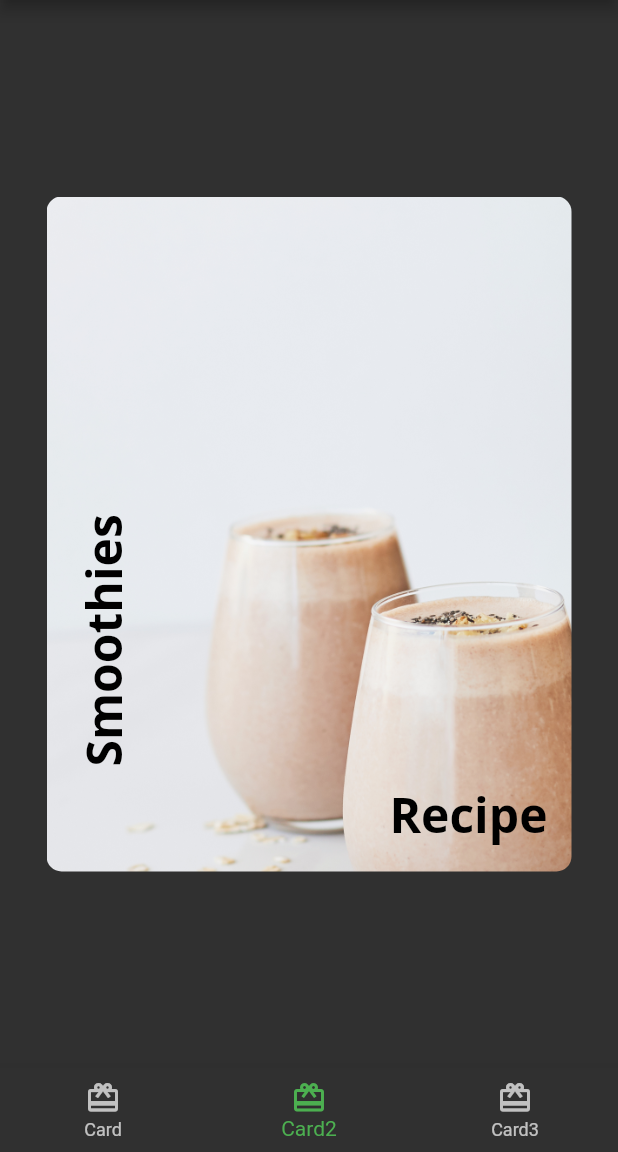
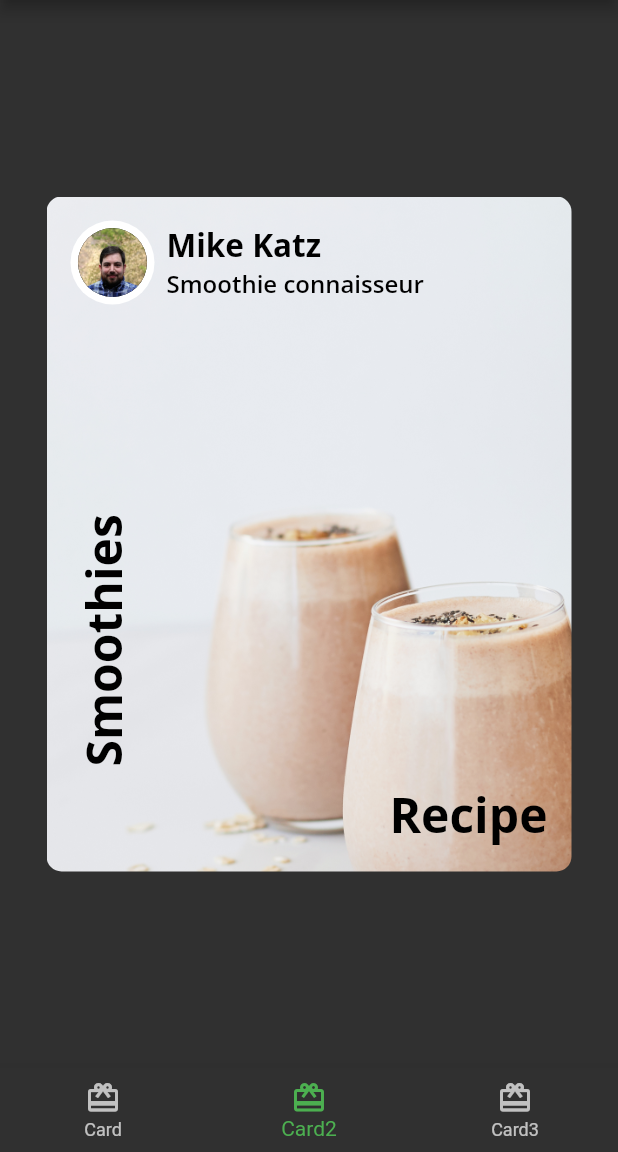
Before and after one commit to hramaroson/fooderlich, a Flutter app: the screen it shows after launch, item 2 of the bottom bar chosen, on a phone screen of 412 x 824 dp, the part 84-1236 px from its top. Run offline on Flutter 3.47's test engine with Material 2 defaults, Android fonts, the phone set to English and light mode, and no system bars; our stand-ins replace google_fonts.

Commit message:
Add AuthorCard

```diff
--- /dev/null
+++ b/lib/author_card.dart
@@ -0,0 +1,46 @@
+import 'package:flutter/material.dart';
+import 'package:fooderlich/fooderlich_theme.dart';
+import 'package:fooderlich/circle_image.dart';
+
+class AuthorCard extends StatelessWidget{
+  final String authorName;
+  final String title;
+  final ImageProvider? imageProvider;
+
+  const AuthorCard({
+    super.key,
+    required this.authorName,
+    required this.title,
+    this.imageProvider
+  });
+
+  @override
+  Widget build(BuildContext context) {
+    return Container(
+      padding: const EdgeInsets.all(16),
+      child: Row(
+        children: [
+          CircleImage(
+            imageRadius: 28,
+            imageProvider: imageProvider,
+          ),
+          const SizedBox(width: 8),
+          Column(
+            crossAxisAlignment: CrossAxisAlignment.start,
+            children:[
+              Text(
+                authorName,
+                style: FooderlichTheme.lightTextTheme.headline2
+              ),
+              Text(
+                title,
+                style: FooderlichTheme.lightTextTheme.headline3
+              )
+            ]
+          )
+        ],
+      )
+
+    );
+  }
+}
--- a/lib/card2.dart
+++ b/lib/card2.dart
@@ -1,5 +1,6 @@
 import "package:flutter/material.dart";
 import 'package:fooderlich/fooderlich_theme.dart';
+import 'package:fooderlich/author_card.dart';
 
 class Card2 extends StatelessWidget {
   const Card2({super.key});
@@ -23,6 +24,11 @@ class Card2 extends StatelessWidget {
               ),
               child: Column(
                 children: [
+                  const AuthorCard(
+                    authorName: "Mike Katz",
+                    title: "Smoothie connaisseur",
+                    imageProvider: AssetImage("assets/author_katz.jpeg"),
+                  ),
                   Expanded(
                     child:Stack(
                       children: [
--- /dev/null
+++ b/lib/circle_image.dart
@@ -0,0 +1,24 @@
+import 'package:flutter/material.dart';
+
+class CircleImage extends StatelessWidget {
+  final ImageProvider? imageProvider;
+  final double imageRadius;
+
+  const CircleImage({
+    super.key,
+    this.imageProvider,
+    this.imageRadius = 20
+  });
+
+  @override
+  Widget build(BuildContext context) {
+    return CircleAvatar(
+      backgroundColor: Colors.white,
+      radius: imageRadius,
+      child: CircleAvatar(
+        backgroundImage: imageProvider,
+        radius: imageRadius - 5
+      ),
+    );
+  }
+}
```
